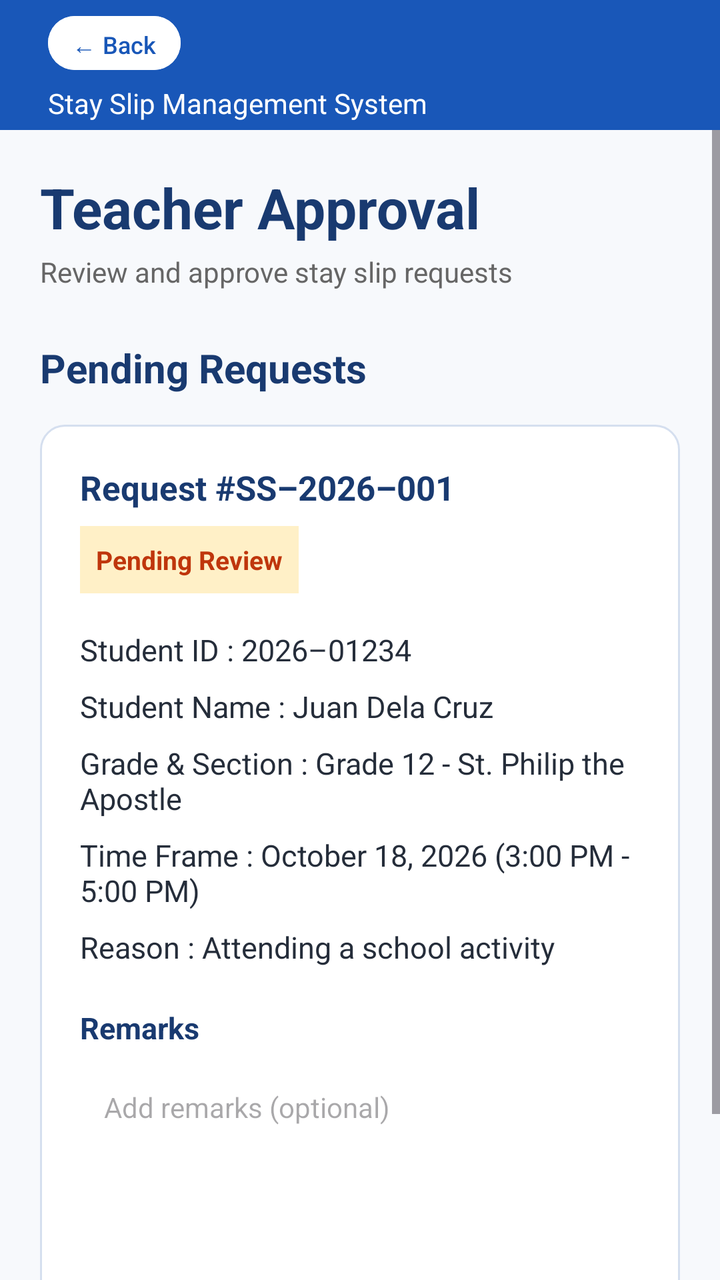
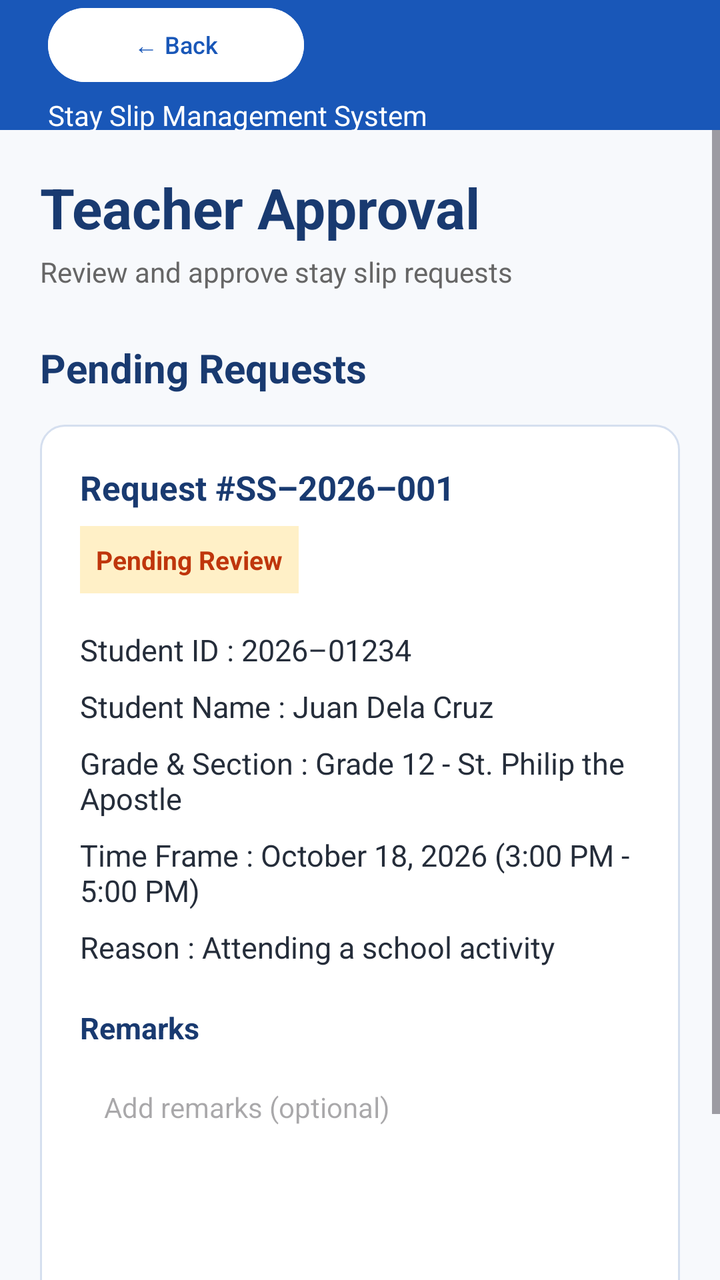

Before-and-after screenshots of an Android layout around one commit, followed by the original layout XML and the change that was made.
<!-- AndroidManifest.xml: application theme Theme.StaySlipManagementSystem -->
<!-- res/layout/activity_teacher_approval.xml -->
<?xml version="1.0" encoding="utf-8"?>
<androidx.constraintlayout.widget.ConstraintLayout
    xmlns:android="http://schemas.android.com/apk/res/android"
    xmlns:app="http://schemas.android.com/apk/res-auto"
    xmlns:tools="http://schemas.android.com/tools"
    android:id="@+id/main"
    android:layout_width="match_parent"
    android:layout_height="match_parent"
    android:background="#F7F9FC"
    tools:context=".TeacherApproval"
    tools:ignore="Overdraw">

    <LinearLayout
        android:id="@+id/header"
        android:layout_width="419dp"
        android:layout_height="65dp"
        android:background="#1957B8"
        android:gravity="center_vertical"
        android:orientation="vertical"
        android:paddingStart="24dp"
        android:paddingEnd="24dp"
        app:layout_constraintEnd_toEndOf="parent"
        app:layout_constraintHorizontal_bias="0.0"
        app:layout_constraintStart_toStartOf="parent"
        app:layout_constraintTop_toTopOf="parent"
        tools:ignore="TextSizeCheck,VisualLintBounds">

        <Button
            android:id="@+id/btnBack"
            android:layout_width="wrap_content"
            android:layout_height="35dp"
            android:backgroundTint="#FFFFFF"
            android:minWidth="0dp"
            android:minHeight="0dp"
            android:paddingStart="12dp"
            android:paddingEnd="12dp"
            android:text="@string/back"
            android:textColor="#1957B8"
            android:textSize="12sp" />

        <TextView
            android:layout_width="wrap_content"
            android:layout_height="wrap_content"
            android:layout_marginTop="3dp"
            android:text="@string/stay_slip_management_system"
            android:textColor="@android:color/white"
            android:textSize="14sp" />

    </LinearLayout>

    <ScrollView
        android:id="@+id/scrollView2"
        android:layout_width="0dp"
        android:layout_height="0dp"
        android:fillViewport="true"
        app:layout_constraintBottom_toBottomOf="parent"
        app:layout_constraintEnd_toEndOf="parent"
        app:layout_constraintStart_toStartOf="parent"
        app:layout_constraintTop_toBottomOf="@id/header">

        <LinearLayout
            android:layout_width="match_parent"
            android:layout_height="wrap_content"
            android:orientation="vertical"
            android:padding="20dp">

            <TextView
                android:layout_width="wrap_content"
                android:layout_height="wrap_content"
                android:text="@string/teacher_approval"
                android:textColor="#193A70"
                android:textSize="28sp"
                android:textStyle="bold" />

            <TextView
                android:layout_width="wrap_content"
                android:layout_height="wrap_content"
                android:layout_marginTop="4dp"
                android:text="@string/review_and_approve_stay_slip_requests"
                android:textColor="#666666"
                android:textSize="14sp" />

            <TextView
                android:layout_width="wrap_content"
                android:layout_height="wrap_content"
                android:layout_marginTop="25dp"
                android:text="@string/pending_requests"
                android:textColor="#193A70"
                android:textSize="20sp"
                android:textStyle="bold" />

            <LinearLayout
                android:layout_width="match_parent"
                android:layout_height="wrap_content"
                android:layout_marginTop="15dp"
                android:background="@drawable/request_card"
                android:orientation="vertical"
                android:padding="20dp">

                <TextView
                    android:layout_width="wrap_content"
                    android:layout_height="wrap_content"
                    android:text="@string/request_ss_2026_001"
                    android:textColor="#193A70"
                    android:textSize="17sp"
                    android:textStyle="bold" />

                <TextView
                    android:layout_width="wrap_content"
                    android:layout_height="wrap_content"
                    android:layout_marginTop="8dp"
                    android:background="#FFF0C7"
                    android:padding="8dp"
                    android:text="@string/pending_review"
                    android:textColor="#BF360C"
                    android:textSize="13sp"
                    android:textStyle="bold" />

                <TextView
                    android:layout_width="match_parent"
                    android:layout_height="wrap_content"
                    android:layout_marginTop="18dp"
                    android:text="@string/student_id_2026_01234"
                    android:textColor="#252D3A"
                    android:textSize="15sp" />

                <TextView
                    android:layout_width="match_parent"
                    android:layout_height="wrap_content"
                    android:layout_marginTop="8dp"
                    android:text="@string/student_name_juan_dela_cruz"
                    android:textColor="#252D3A"
                    android:textSize="15sp" />

                <TextView
                    android:layout_width="match_parent"
                    android:layout_height="wrap_content"
                    android:layout_marginTop="8dp"
                    android:text="@string/grade_amp_section_grade_12_st_philip_the_apostle"
                    android:textColor="#252D3A"
                    android:textSize="15sp" />

                <TextView
                    android:layout_width="match_parent"
                    android:layout_height="wrap_content"
                    android:layout_marginTop="8dp"
                    android:text="@string/time_frame_october_18_2026_3_00_pm_5_00_pm"
                    android:textColor="#252D3A"
                    android:textSize="15sp" />

                
                <TextView
                    android:layout_width="match_parent"
                    android:layout_height="wrap_content"
                    android:layout_marginTop="8dp"
                    android:text="@string/reason_attending_a_school_activity"
                    android:textColor="#252D3A"
                    android:textSize="15sp" />

                <TextView
                    android:layout_width="wrap_content"
                    android:layout_height="wrap_content"
                    android:layout_marginTop="20dp"
                    android:text="@string/remarks"
                    android:textColor="#193A70"
                    android:textSize="15sp"
                    android:textStyle="bold" />

                <EditText
                    android:layout_width="match_parent"
                    android:layout_height="90dp"
                    android:layout_marginTop="8dp"
                    android:autofillHints=""
                    android:background="@drawable/remarks_background"
                    android:gravity="top|start"
                    android:hint="@string/add_remarks_optional"
                    android:inputType="textMultiLine"
                    android:padding="12dp"
                    android:textSize="14sp"
                    tools:ignore="VisualLintTextFieldSize" />

                
                <LinearLayout
                    android:layout_width="match_parent"
                    android:layout_height="wrap_content"
                    android:layout_marginTop="20dp"
                    android:orientation="horizontal">

                    <Button
                        android:layout_width="0dp"
                        android:layout_height="55dp"
                        android:layout_weight="1"
                        android:backgroundTint="#14AA5A"
                        android:text="@string/Approve"
                        android:textColor="#3E2723"
                        android:textSize="13sp"
                        android:textStyle="bold"
                        tools:ignore="VisualLintButtonSize" />

                    <Space
                        android:layout_width="10dp"
                        android:layout_height="1dp" />

                    <Button
                        android:layout_width="0dp"
                        android:layout_height="55dp"
                        android:layout_weight="1"
                        android:backgroundTint="#DC3C41"
                        android:text="@string/Reject"
                        android:textColor="#000000"
                        android:textSize="13sp"
                        android:textStyle="bold"
                        tools:ignore="VisualLintButtonSize" />

                </LinearLayout>

            </LinearLayout>

        </LinearLayout>

    </ScrollView>


</androidx.constraintlayout.widget.ConstraintLayout>
<!-- resources referenced by this layout -->
<resources>
  <!-- drawable remarks_background (drawable) -->
  <?xml version="1.0" encoding="utf-8"?>
  <selector xmlns:android="http://schemas.android.com/apk/res/android">
  
  </selector>
  <!-- drawable request_card (drawable) -->
  <?xml version="1.0" encoding="utf-8"?>
  <shape xmlns:android="http://schemas.android.com/apk/res/android"
      android:shape="rectangle">
  
      <solid android:color="#FFFFFF" />
  
      <stroke
          android:width="1dp"
          android:color="#D5DFEF" />
  
      <corners android:radius="12dp" />
  
  </shape>
  <string name="Approve">✓ APPROVE</string>
  <string name="Reject">✕ REJECT</string>
  <string name="add_remarks_optional">Add remarks (optional)</string>
  <string name="back">← Back</string>
  <string name="grade_amp_section_grade_12_st_philip_the_apostle">Grade &amp; Section : Grade 12 - St. Philip the Apostle</string>
  <string name="pending_requests">Pending Requests</string>
  <string name="pending_review">Pending Review</string>
  <string name="reason_attending_a_school_activity">Reason : Attending a school activity</string>
  <string name="remarks">Remarks</string>
  <string name="request_ss_2026_001">Request #SS–2026–001</string>
  <string name="review_and_approve_stay_slip_requests">Review and approve stay slip requests</string>
  <string name="stay_slip_management_system">Stay Slip Management System</string>
  <string name="student_id_2026_01234">Student ID : 2026–01234</string>
  <string name="student_name_juan_dela_cruz">Student Name : Juan Dela Cruz</string>
  <string name="teacher_approval">Teacher Approval</string>
  <string name="time_frame_october_18_2026_3_00_pm_5_00_pm">Time Frame : October 18, 2026 (3:00 PM - 5:00 PM)</string>
  <style name="Theme.StaySlipManagementSystem" parent="Theme.Material3.DayNight.NoActionBar">
          
          <item name="colorPrimary">@color/purple_500</item>
          <item name="colorPrimaryVariant">@color/purple_700</item>
          <item name="colorOnPrimary">@color/white</item>
          
          <item name="colorSecondary">@color/teal_200</item>
          <item name="colorSecondaryVariant">@color/teal_700</item>
          <item name="colorOnSecondary">@color/black</item>
          
          <item name="android:statusBarColor">?attr/colorPrimaryVariant</item>
          
      </style>
  <color name="purple_500">#FF6200EE</color>
  <color name="purple_700">#FF3700B3</color>
  <color name="white">#FFFFFFFF</color>
  <color name="teal_200">#FF03DAC5</color>
  <color name="teal_700">#FF018786</color>
  <color name="black">#FF000000</color>
</resources>

<!-- the commit's change to res/layout/activity_teacher_approval.xml (unified diff, before → after) -->
@@ -27,8 +27,8 @@
 
         <Button
             android:id="@+id/btnBack"
-            android:layout_width="wrap_content"
-            android:layout_height="35dp"
+            android:layout_width="128dp"
+            android:layout_height="45dp"
             android:backgroundTint="#FFFFFF"
             android:minWidth="0dp"
             android:minHeight="0dp"
